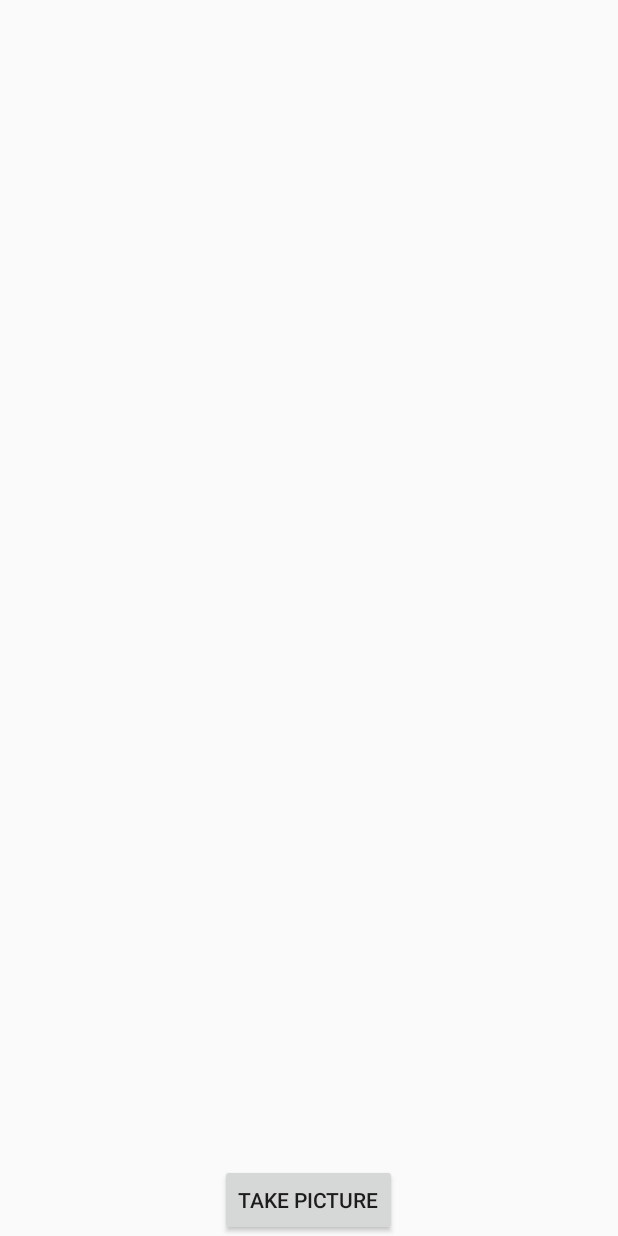
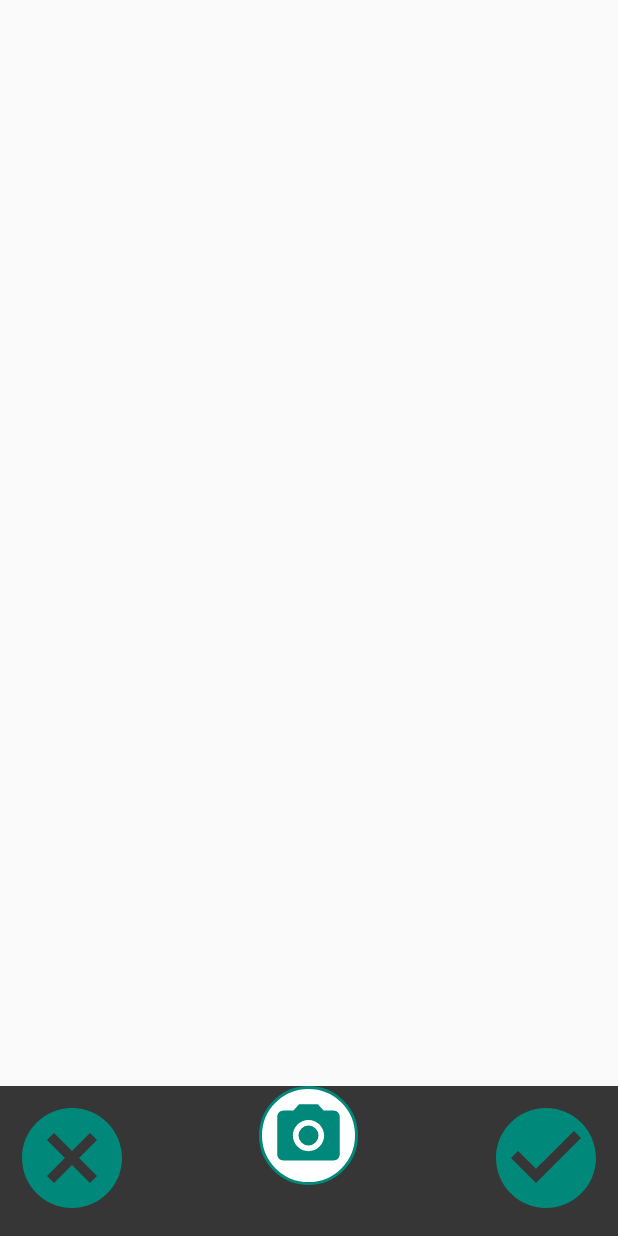
Before and after one commit to wang033112/JgoOCRScanner, an Android app: the layout activity_main.xml on its own in the app's theme, with its tools: preview values and no code run, on a phone screen of 412 x 824 dp. Run offline under Robolectric (Android 15) with nearby library versions, the phone set to English and light mode, and no system bars; plain views replace ScannerFinderView.

Commit message:
temp commit

```diff
--- a/app/src/main/java/com/jgo/ocrscanner/tess/TessManager.java
+++ b/app/src/main/java/com/jgo/ocrscanner/tess/TessManager.java
@@ -22,7 +22,7 @@ public class TessManager {
     private TessBaseAPI mTessBaseAPI;
 
     private TessManager(Context context){
-        TessDataManager.initTessTrainedData(context);
+        //TessDataManager.initTessTrainedData(context);
         mTessBaseAPI = new TessBaseAPI();
         //mTessBaseAPI.setDebug(true);
         mTessBaseAPI.init(TessDataManager.getTesseractFolder(), "jpn");
--- /dev/null
+++ b/app/src/main/res/drawable/camera_btn.xml
@@ -0,0 +1,12 @@
+<vector xmlns:android="http://schemas.android.com/apk/res/android"
+        android:width="24dp"
+        android:height="24dp"
+        android:viewportWidth="24.0"
+        android:viewportHeight="24.0">
+    <path
+        android:fillColor="@color/colorPrimary"
+        android:pathData="M12,12m-3.2,0a3.2,3.2 0,1 1,6.4 0a3.2,3.2 0,1 1,-6.4 0"/>
+    <path
+        android:fillColor="@color/colorPrimary"
+        android:pathData="M9,2L7.17,4L4,4c-1.1,0 -2,0.9 -2,2v12c0,1.1 0.9,2 2,2h16c1.1,0 2,-0.9 2,-2L22,6c0,-1.1 -0.9,-2 -2,-2h-3.17L15,2L9,2zM12,17c-2.76,0 -5,-2.24 -5,-5s2.24,-5 5,-5 5,2.24 5,5 -2.24,5 -5,5z"/>
+</vector>
--- /dev/null
+++ b/app/src/main/res/drawable/cancel.xml
@@ -0,0 +1,9 @@
+<vector xmlns:android="http://schemas.android.com/apk/res/android"
+        android:width="24dp"
+        android:height="24dp"
+        android:viewportWidth="24.0"
+        android:viewportHeight="24.0">
+    <path
+        android:fillColor="@color/colorPrimary"
+        android:pathData="M12,2C6.47,2 2,6.47 2,12s4.47,10 10,10 10,-4.47 10,-10S17.53,2 12,2zM17,15.59L15.59,17 12,13.41 8.41,17 7,15.59 10.59,12 7,8.41 8.41,7 12,10.59 15.59,7 17,8.41 13.41,12 17,15.59z"/>
+</vector>
--- /dev/null
+++ b/app/src/main/res/drawable/check_circle.xml
@@ -0,0 +1,9 @@
+<vector xmlns:android="http://schemas.android.com/apk/res/android"
+        android:width="24dp"
+        android:height="24dp"
+        android:viewportWidth="24.0"
+        android:viewportHeight="24.0">
+    <path
+        android:fillColor="@color/colorPrimary"
+        android:pathData="M12,2C6.48,2 2,6.48 2,12s4.48,10 10,10 10,-4.48 10,-10S17.52,2 12,2zM10,17l-5,-5 1.41,-1.41L10,14.17l7.59,-7.59L19,8l-9,9z"/>
+</vector>
--- /dev/null
+++ b/app/src/main/res/drawable/circle_bg.xml
@@ -0,0 +1,8 @@
+<?xml version="1.0" encoding="utf-8"?>
+<shape xmlns:android="http://schemas.android.com/apk/res/android"
+    android:shape="oval">
+    <stroke
+        android:width="2dp"
+        android:color="@color/colorPrimary"/>
+    <solid android:color="@color/white"/>
+</shape>
--- a/app/src/main/res/layout/activity_main.xml
+++ b/app/src/main/res/layout/activity_main.xml
@@ -1,28 +1,60 @@
 <?xml version="1.0" encoding="utf-8"?>
-<FrameLayout xmlns:android="http://schemas.android.com/apk/res/android"
+<RelativeLayout xmlns:android="http://schemas.android.com/apk/res/android"
     android:layout_width="match_parent"
     android:layout_height="match_parent">
+
+    <RelativeLayout
+        android:id="@+id/picture_tool_layout"
+        android:layout_width="match_parent"
+        android:layout_height="100dp"
+        android:layout_alignParentBottom="true"
+        android:gravity="center_horizontal"
+        android:background="@color/dim_grey">
+
+        <FrameLayout
+            android:id="@+id/take_layout"
+            android:layout_width="wrap_content"
+            android:layout_height="wrap_content"
+            android:layout_centerHorizontal="true"
+            android:padding="@dimen/layout_margin_8"
+            android:background="@drawable/circle_bg" >
+            <Button
+                android:id="@+id/take_picture_bt"
+                android:layout_width="50dp"
+                android:layout_height="50dp"
+                android:layout_gravity="center"
+                android:background="@drawable/camera_btn"/>
+        </FrameLayout>
+
+        <RelativeLayout
+            android:id="@+id/edit_layout"
+            android:layout_width="wrap_content"
+            android:layout_height="wrap_content"
+            android:layout_centerHorizontal="true"
+            android:padding="@dimen/layout_margin_8"
+             >
+            <Button
+                android:id="@+id/cancel_btn"
+                android:layout_width="80dp"
+                android:layout_height="80dp"
+                android:layout_alignParentStart="true"
+                android:background="@drawable/cancel"/>
+
+            <Button
+                android:id="@+id/save_edit_btn"
+                android:layout_width="80dp"
+                android:layout_height="80dp"
+                android:layout_alignParentEnd="true"
+                android:background="@drawable/check_circle"/>
+        </RelativeLayout>
+    </RelativeLayout>
 
     <FrameLayout
         android:id="@+id/camera_surface_layout"
         android:layout_width="match_parent"
-        android:layout_height="match_parent">
+        android:layout_height="match_parent"
+        android:layout_above="@id/picture_tool_layout">
     </FrameLayout>
-
-    <RelativeLayout
-        android:layout_width="match_parent"
-        android:layout_height="match_parent"
-        android:background="@android:color/transparent">
-
-        <Button
-            android:id="@+id/take_picture_bt"
-            android:text="@string/take_photos"
-            android:layout_centerHorizontal="true"
-            android:layout_alignParentBottom="true"
-            android:layout_width="wrap_content"
-            android:layout_height="wrap_content"/>
-
-    </RelativeLayout>
 
     <!--<RelativeLayout
         android:layout_width="match_parent"
@@ -63,4 +95,4 @@
             android:layout_height="wrap_content"/>
 
     </RelativeLayout>-->
-</FrameLayout>
+</RelativeLayout>
--- a/app/src/main/res/values/colors.xml
+++ b/app/src/main/res/values/colors.xml
@@ -5,6 +5,7 @@
     <color name="colorAccent">#FF4081</color>
 
     <color name="white">#FFFFFF</color>
+    <color name="dim_grey">#363636</color>
     <color name="finder_mask">#8C000000</color>
     <color name="transparent">#00FFFFFF</color>
 
--- a/app/src/main/res/values/dimens.xml
+++ b/app/src/main/res/values/dimens.xml
@@ -4,4 +4,5 @@
     <dimen name="activity_vertical_margin">16dp</dimen>
     <dimen name="text_size_13sp">13dp</dimen>
     <dimen name="title_bar_height">54dp</dimen>
+    <dimen name="layout_margin_8">8dp</dimen>
 </resources>
```
Also changed, not shown: app/src/main/java/com/jgo/ocrscanner/MainActivity.java (+23 -4 lines), app/src/main/java/com/jgo/ocrscanner/fragment/EditPictureFragment.java (+36 -0 lines), app/src/main/java/com/jgo/ocrscanner/tess/TessDataManager.java (+4 -4 lines), app/src/main/res/layout/fragment_edit_picture.xml (+24 -10 lines), app/src/main/res/layout/fragment_take_picture.xml (+8 -3 lines).
